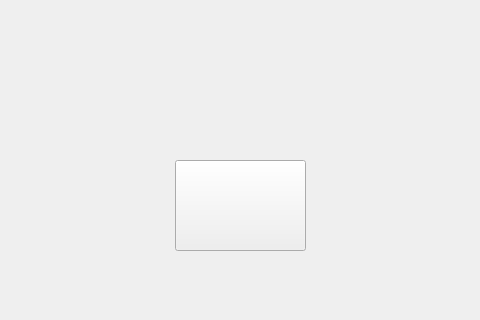
Qt form IoT/startPage.ui (cmkds/job-tender-project) before a commit; both pictures show x 275 to 755 and y 280 to 600 of the 1024 by 600 pixel window.
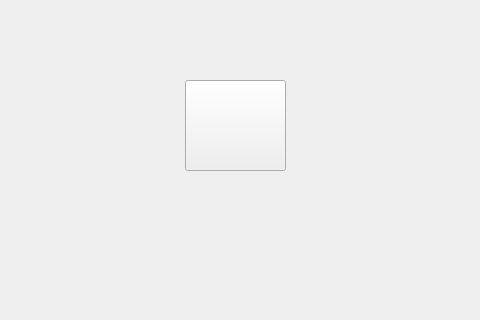
The same form after that commit. Icons and pictures are not drawn.

Commit message: feat 카메라 사진촬영 기능

```diff
--- a/IoT/startPage.ui
+++ b/IoT/startPage.ui
@@ -19,17 +19,14 @@
   <widget class="QLabel" name="labelTitle">
    <property name="geometry">
     <rect>
-     <x>190</x>
-     <y>40</y>
-     <width>661</width>
-     <height>441</height>
+     <x>120</x>
+     <y>170</y>
+     <width>651</width>
+     <height>201</height>
     </rect>
    </property>
-   <property name="font">
-    <font>
-     <family>휴먼옛체</family>
-     <pointsize>90</pointsize>
-    </font>
+   <property name="styleSheet">
+    <string notr="true">border-image: url(:/image/logo_text.png);</string>
    </property>
    <property name="styleSheet">
     <string notr="true">border-image: url(:/image/screenassets/logo.png);</string>
@@ -41,9 +38,9 @@
   <widget class="QPushButton" name="btnStart">
    <property name="geometry">
     <rect>
-     <x>450</x>
-     <y>440</y>
-     <width>131</width>
+     <x>460</x>
+     <y>360</y>
+     <width>101</width>
      <height>91</height>
     </rect>
    </property>
```
Left out of the diff: 38 changed lines with no effect on the pictures. The commit also changes 2 other files.
